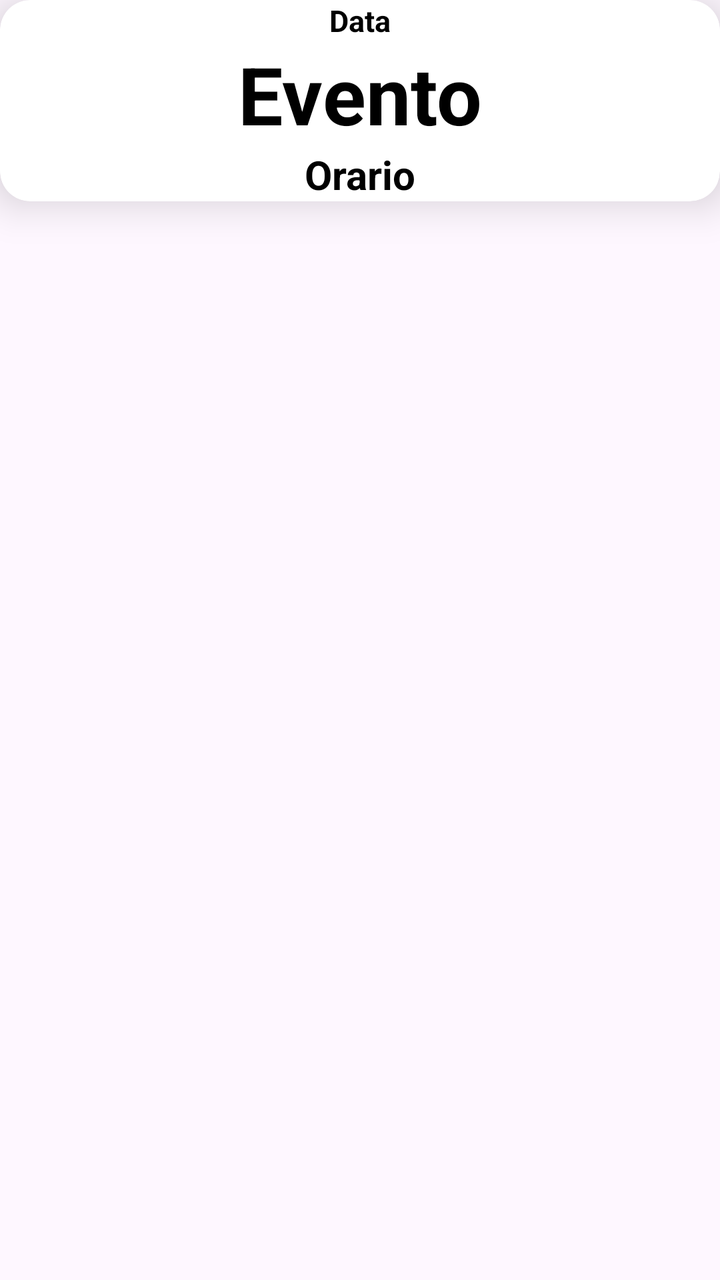
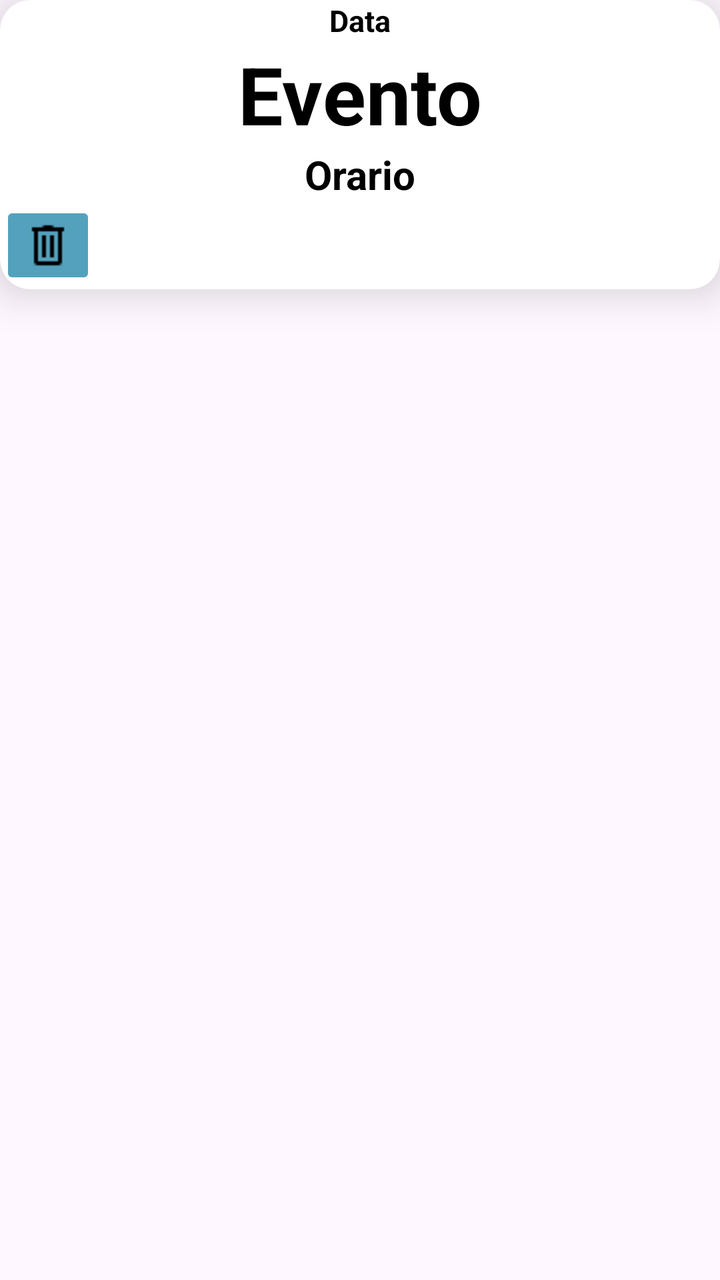

An Android layout rendered at two revisions. The XML below is the earlier revision; the diff shows what the commit changed to produce the second picture.
<!-- AndroidManifest.xml: application theme Theme.AppPet -->
<!-- res/layout/show_event_raw_layout.xml -->
<?xml version="1.0" encoding="utf-8"?>
<LinearLayout xmlns:android="http://schemas.android.com/apk/res/android"
    android:layout_width="match_parent"
    android:layout_height="wrap_content"
    xmlns:app="http://schemas.android.com/apk/res-auto"
    android:orientation="vertical"
    android:layout_margin="10dp">

    <androidx.cardview.widget.CardView
        android:layout_width="match_parent"
        android:layout_height="wrap_content"
        app:cardCornerRadius="15dp"
        app:cardElevation="12sp">

        <LinearLayout
            android:layout_width="match_parent"
            android:layout_height="wrap_content"
            android:orientation="vertical">

            <TextView
                android:id="@+id/eventdate"
                android:layout_width="match_parent"
                android:layout_height="wrap_content"
                android:gravity="center"
                android:textColor="@color/black"
                android:textStyle="bold"
                android:text="Data"
                android:textSize="15dp"/>

            <TextView
                android:id="@+id/eventname"
                android:layout_width="match_parent"
                android:layout_height="wrap_content"
                android:gravity="center"
                android:textColor="@color/black"
                android:textStyle="bold"
                android:text="Evento"
                android:textSize="40dp"/>

            <TextView
                android:id="@+id/eventtime"
                android:layout_width="match_parent"
                android:layout_height="wrap_content"
                android:gravity="center"
                android:textColor="@color/black"
                android:textStyle="bold"
                android:text="Orario"
                android:textSize="20dp"/>


        </LinearLayout>
    </androidx.cardview.widget.CardView>

</LinearLayout>
<!-- resources referenced by this layout -->
<resources>
  <color name="black">#FF000000</color>
  <style name="Theme.AppPet" parent="Base.Theme.AppPet" />
  <style name="Base.Theme.AppPet" parent="Theme.Material3.DayNight.NoActionBar">
          
          
      </style>
</resources>

<!-- the commit's change to res/layout/show_event_raw_layout.xml (unified diff, before → after) -->
@@ -47,6 +47,14 @@
                 android:text="Orario"
                 android:textSize="20dp"/>
 
+            <ImageButton
+                android:id="@+id/delete"
+                android:layout_width="wrap_content"
+                android:layout_height="wrap_content"
+                android:src="@drawable/bin"
+                android:backgroundTint="@color/lightblue"/>
+
+
 
         </LinearLayout>
     </androidx.cardview.widget.CardView>
<!-- resource entries referenced after the edit -->
@@ -1,6 +1,8 @@
 <!-- resources referenced by this layout -->
 <resources>
   <color name="black">#FF000000</color>
+  <color name="lightblue">#54A1BD</color>
+  <!-- drawable bin: png bitmap (drawable, 152 bytes) -->
   <style name="Theme.AppPet" parent="Base.Theme.AppPet" />
   <style name="Base.Theme.AppPet" parent="Theme.Material3.DayNight.NoActionBar">
           
